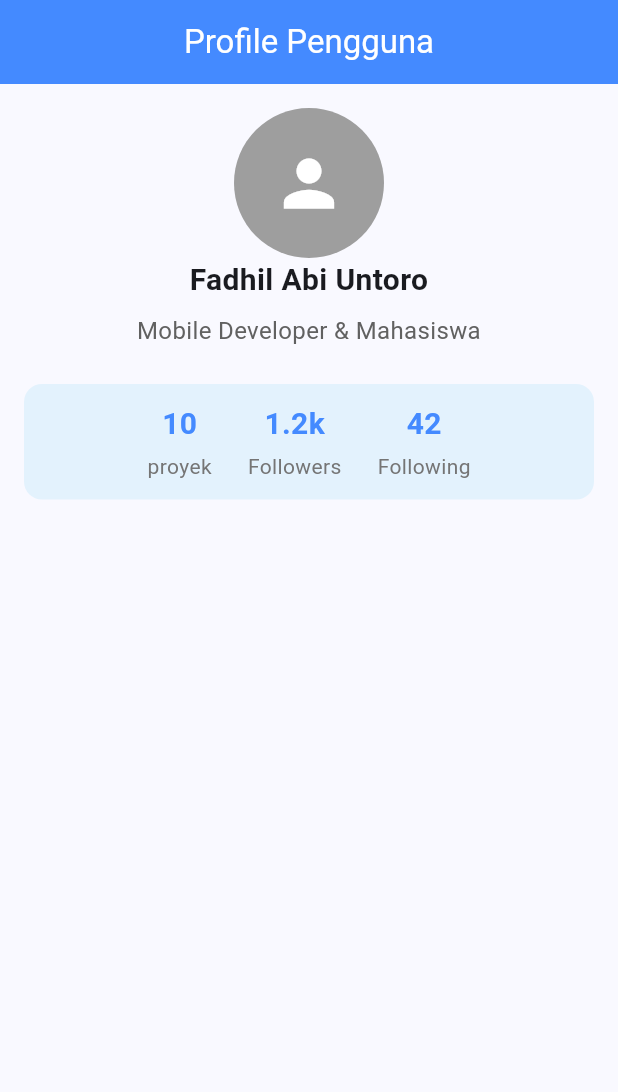
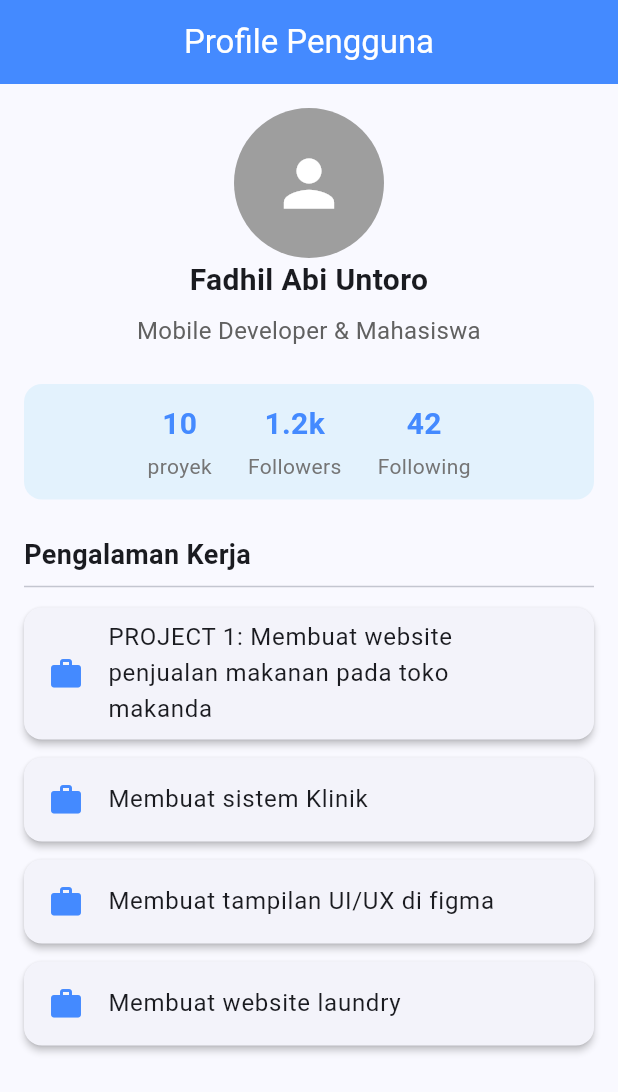
Before and after one commit to fadhilabi22/tugas_flutter_5, a Flutter app: the screen it shows after launch, on a phone screen of 412 x 824 dp. Shown: the top 1092 px of the screen. Run offline on Flutter 3.47's test engine with Material 3 defaults, Android fonts, the phone set to English and light mode, and no system bars.

Commit message:
feat: add scrollable experience list using ListView.builder

```diff
--- a/lib/profile_page.dart
+++ b/lib/profile_page.dart
@@ -2,8 +2,16 @@ import 'package:flutter/material.dart';
 
 class ProfilePage extends StatelessWidget {
   const ProfilePage({super.key});
+
   final String userName = "Fadhil Abi Untoro";
   final String role = "Mobile Developer & Mahasiswa";
+  final List<String> experience = const [
+    "PROJECT 1: Membuat website penjualan makanan pada toko makanda",
+    "Membuat sistem Klinik",
+    "Membuat tampilan UI/UX di figma",
+    "Membuat website laundry ",
+  ];
+
   @override
   Widget build(BuildContext context) {
     return Scaffold(
@@ -22,6 +30,32 @@ class ProfilePage extends StatelessWidget {
             ProfileInfo(userName: userName, role: role),
             const SizedBox(height: 24),
             const ProfileStats(),
+            const SizedBox(height: 24),
+            const Align(
+              alignment: Alignment.centerLeft,
+              child: Text(
+                "Pengalaman Kerja",
+                style: TextStyle(fontSize: 18, fontWeight: FontWeight.bold),
+              ),
+            ),
+            const Divider(),
+            Expanded(
+              child: ListView.builder(
+                itemCount: experience.length,
+                itemBuilder: (context, index) {
+                  return Card(
+                    elevation: 2,
+                    margin: const EdgeInsets.symmetric(vertical: 6),
+                    child: ListTile(
+                      leading: const Icon(Icons.work, color: Colors.blueAccent),
+                      title: Text(
+                        experience[index],
+                      )
+                    ),
+                  );
+                },
+              ),
+            ),
           ],
         ),
       ),
@@ -66,6 +100,7 @@ class ProfileInfo extends StatelessWidget {
     );
   }
 }
+
 class ProfileStats extends StatelessWidget {
   const ProfileStats({super.key});
 
@@ -87,7 +122,6 @@ class ProfileStats extends StatelessWidget {
           Statitem(count: "42", label: "Following"),
         ],
       ),
-
     );
   }
 }
@@ -106,19 +140,11 @@ class Statitem extends StatelessWidget {
           style: const TextStyle(
             fontSize: 20,
             fontWeight: FontWeight.bold,
-            color:Colors.blueAccent,
+            color: Colors.blueAccent,
           ),
         ),
-        const SizedBox(
-          height: 4,
-        ),
-        Text(
-          label,
-          style: TextStyle(
-            fontSize: 14,
-            color: Colors.grey[600]
-          ),
-        )
+        const SizedBox(height: 4),
+        Text(label, style: TextStyle(fontSize: 14, color: Colors.grey[600])),
       ],
     );
   }
```
Also changed, not shown: lib/main.dart (line endings or trailing spaces), 1 other file. Lines whose indentation alone changed are shown as unchanged.
